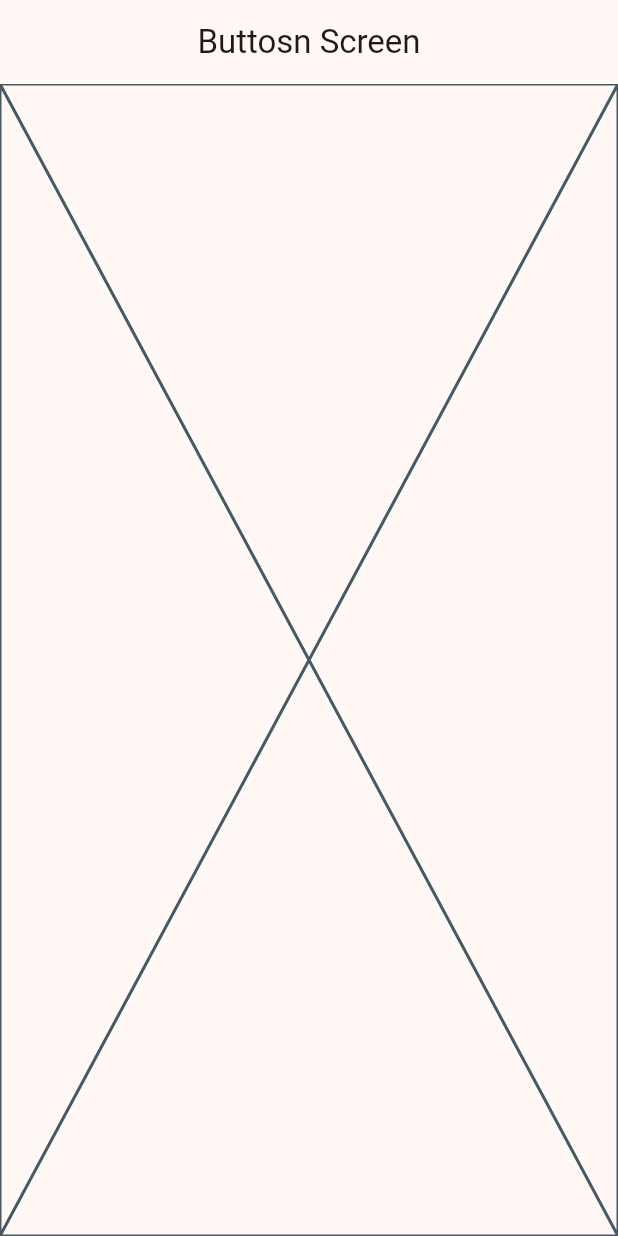
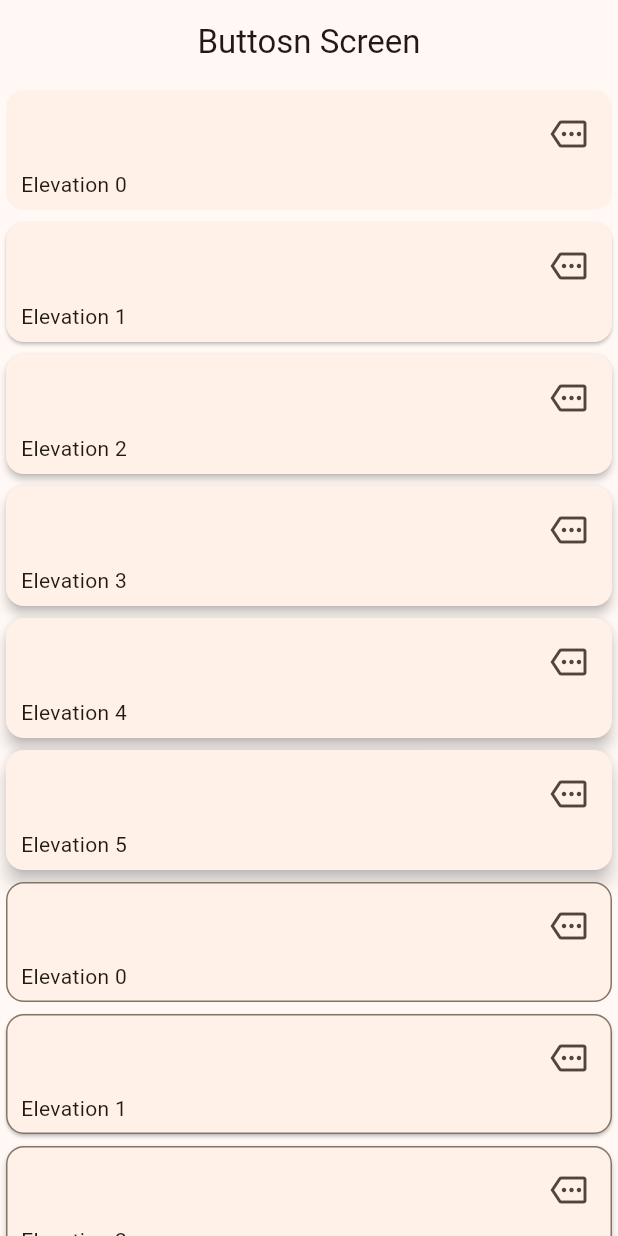
Before and after one commit to KvinBaron/widgestapp, a Flutter app: the CardsScreen screen opened by its route, on a phone screen of 412 x 824 dp. Run offline on Flutter 3.47's test engine with Material 2 defaults, Android fonts, the phone set to English and light mode, and no system bars; our stand-ins replace go_router.

Commit message:
agregadas tarjetas

```diff
--- a/lib/presentation/screens/cards/cards_screen.dart
+++ b/lib/presentation/screens/cards/cards_screen.dart
@@ -1,4 +1,18 @@
 import 'package:flutter/material.dart';
+
+const cards = <Map<String,dynamic>>[
+
+{ "elevation": 0.0, "label": "Elevation 0" },
+{ "elevation": 1.0, "label": "Elevation 1" },
+{ "elevation": 2.0, "label": "Elevation 2" },
+{ "elevation": 3.0, "label": "Elevation 3" },
+{ "elevation": 4.0, "label": "Elevation 4" },
+{ "elevation": 5.0, "label": "Elevation 5" },
+
+];
+
+
+
 
 class CardsScreen extends StatelessWidget {
   static const String name = "cards_screen" ;
@@ -10,7 +24,113 @@
       appBar: AppBar(
         title: const Text("Buttosn Screen"),
        ),
-        body : const Placeholder(),
+        body : const _CardsView(),
     );
   }
 }
+
+class _CardsView extends StatelessWidget {
+  const _CardsView();
+
+  @override
+  Widget build(BuildContext context) {
+    return  SingleChildScrollView(
+      child: Column(
+    children: [
+    ...cards.map((card) => _CardsType1 (
+      elevation: card["elevation"], label: card["label"],) ),
+
+    ...cards.map((card) => _CardsType2 (
+      elevation: card["elevation"], label: card["label"],) )
+
+    ],
+
+      ),
+    );
+  }
+}
+
+
+class _CardsType1 extends StatelessWidget {
+
+final String label;
+final double elevation;
+
+  const _CardsType1({
+    required this.label,
+    required this.elevation
+    });
+
+
+  @override
+  Widget build(BuildContext context) {
+    return  Card(
+elevation: elevation,
+child: Padding(
+  padding: const EdgeInsets.fromLTRB(10, 5, 5, 7),
+  child: Column(
+    children:  [
+      Align(
+        alignment: Alignment.topRight,
+        child: IconButton(
+          onPressed: (){}, icon:
+          const Icon(Icons.more_outlined))),
+
+           Align( alignment: Alignment.bottomLeft,
+          child: Text(label),)
+    ],
+  ),
+
+  ),
+
+
+
+    );
+  }
+}
+
+
+class _CardsType2 extends StatelessWidget {
+
+final String label;
+final double elevation;
+
+  const _CardsType2({
+    required this.label,
+    required this.elevation
+    });
+
+
+  @override
+  Widget build(BuildContext context) {
+
+    final colors = Theme.of(context).colorScheme;
+
+    return  Card(
+shape: RoundedRectangleBorder(
+  borderRadius: const BorderRadius.all(Radius.circular(12)),
+  side: BorderSide(color:colors.outline )),
+
+elevation: elevation,
+child: Padding(
+  padding: const EdgeInsets.fromLTRB(10, 5, 5, 7),
+  child: Column(
+    children:  [
+      Align(
+        alignment: Alignment.topRight,
+        child: IconButton(
+          onPressed: (){}, icon:
+          const Icon(Icons.more_outlined))),
+
+           Align( alignment: Alignment.bottomLeft,
+          child: Text(label),)
+    ],
+  ),
+
+  ),
+
+
+
+    );
+  }
+}
```
